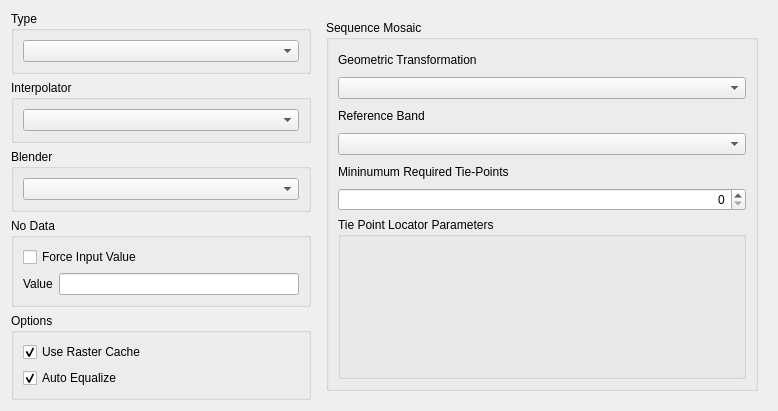
Above: src/terralib/qt/widgets/rp/ui/MosaicWizardPageForm.ui from claudiobogossian/terralib5 before the change. Below: the same form after it.
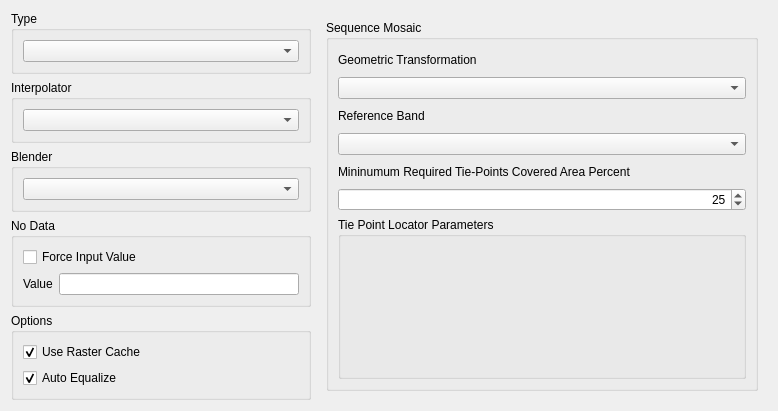
That is the form after the change. The open tabs and pages were chosen to show the change.

Commit message: component label fixed and rage changed.

Diff of the .ui file:
```diff
--- a/src/terralib/qt/widgets/rp/ui/MosaicWizardPageForm.ui
+++ b/src/terralib/qt/widgets/rp/ui/MosaicWizardPageForm.ui
@@ -383,7 +383,7 @@
                   <item row="0" column="0">
                    <widget class="QLabel" name="label_4">
                     <property name="text">
-                     <string>Mininumum Required Tie-Points</string>
+                     <string>Mininumum Required Tie-Points Covered Area Percent</string>
                     </property>
                    </widget>
                   </item>
@@ -393,7 +393,10 @@
                      <set>Qt::AlignRight|Qt::AlignTrailing|Qt::AlignVCenter</set>
                     </property>
                     <property name="maximum">
-                     <number>999999999</number>
+                     <number>100</number>
+                    </property>
+                    <property name="value">
+                     <number>25</number>
                     </property>
                    </widget>
                   </item>
```
